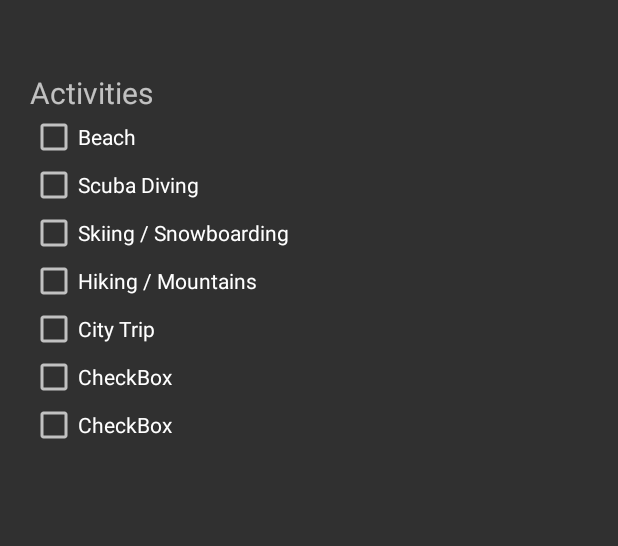
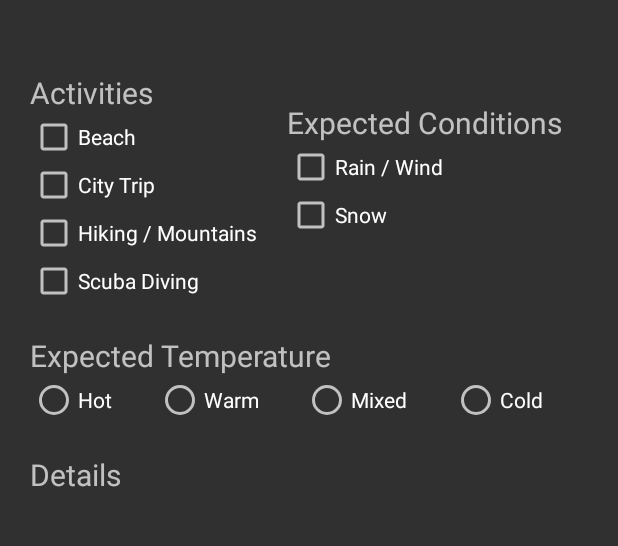
Before and after one commit to melanie-fuchs/PackingList, an Android app: the screen it shows after launch (MainActivity), on a phone screen of 412 x 824 dp, the part 255-801 px from its top. Run offline under Robolectric (Android 15) with nearby library versions, the phone set to English and light mode, and no system bars.

Commit message:
adding more components to the main screen

```diff
--- a/app/src/main/res/layout/activity_main.xml
+++ b/app/src/main/res/layout/activity_main.xml
@@ -23,6 +23,16 @@
         app:layout_constraintRight_toRightOf="parent"
         app:layout_constraintTop_toTopOf="parent" />
 
+    <LinearLayout
+        android:layout_width="match_parent"
+        android:layout_height="wrap_content"
+        android:orientation="horizontal">
+
+        <LinearLayout
+            android:layout_width="wrap_content"
+            android:layout_height="match_parent"
+            android:orientation="vertical">
+
             <TextView
                 android:id="@+id/mainTitleActivities"
                 android:layout_width="match_parent"
@@ -37,16 +47,10 @@
                 android:text="@string/checkBoxBeach" />
 
             <CheckBox
-        android:id="@+id/checkBoxSubaDiving"
+                android:id="@+id/checkBoxCityTrip"
                 android:layout_width="match_parent"
                 android:layout_height="wrap_content"
-        android:text="@string/checkBoxScubaDiving" />
-
-    <CheckBox
-        android:id="@+id/checkBoxSkiing"
-        android:layout_width="match_parent"
-        android:layout_height="wrap_content"
-        android:text="@string/checkBoxSkiing" />
+                android:text="@string/checkBoxCityTrip" />
 
             <CheckBox
                 android:id="@+id/checkBoxHiking"
@@ -55,21 +59,91 @@
                 android:text="@string/checkBoxHiking" />
 
             <CheckBox
-        android:id="@+id/checkBoxCityTrip"
+                android:id="@+id/checkBoxSubaDiving"
                 android:layout_width="match_parent"
                 android:layout_height="wrap_content"
-        android:text="@string/checkBoxCityTrip" />
+                android:text="@string/checkBoxScubaDiving" />
+        </LinearLayout>
+
+        <LinearLayout
+            android:layout_width="wrap_content"
+            android:layout_height="match_parent"
+            android:layout_marginLeft="20dp"
+            android:orientation="vertical">
+
+            <TextView
+                android:id="@+id/mainTitleExpectedConditions"
+                android:layout_width="match_parent"
+                android:layout_height="wrap_content"
+                android:layout_marginTop="20dp"
+                android:text="@string/mainTitleExpectedConditions"
+                android:textSize="20sp" />
 
             <CheckBox
-        android:id="@+id/checkBox6"
+                android:id="@+id/checkBoxRainWind"
                 android:layout_width="match_parent"
                 android:layout_height="wrap_content"
-        android:text="CheckBox" />
+                android:text="@string/checkBoxRainWind" />
 
             <CheckBox
-        android:id="@+id/checkBox7"
+                android:id="@+id/checkBoxSnow"
                 android:layout_width="match_parent"
                 android:layout_height="wrap_content"
-        android:text="CheckBox" />
+                android:text="@string/checkBoxSnow" />
 
         </LinearLayout>
+
+    </LinearLayout>
+
+    <TextView
+        android:id="@+id/mainTitleExpectedTemperature"
+        android:layout_width="match_parent"
+        android:layout_height="wrap_content"
+        android:layout_marginTop="20dp"
+        android:text="@string/mainTitleExpectedTemperature"
+        android:textSize="20sp" />
+
+    <RadioGroup
+        android:layout_width="match_parent"
+        android:layout_height="wrap_content"
+        android:orientation="horizontal">
+
+        <RadioButton
+            android:id="@+id/radioButtonTempHot"
+            android:layout_width="wrap_content"
+            android:layout_height="wrap_content"
+            android:layout_weight="1"
+            android:text="@string/radioButtonTempHot" />
+
+        <RadioButton
+            android:id="@+id/radioButtonTempWarm"
+            android:layout_width="wrap_content"
+            android:layout_height="wrap_content"
+            android:layout_weight="1"
+            android:text="@string/radioButtonTempWarm" />
+
+        <RadioButton
+            android:id="@+id/radioButtonTempMixed"
+            android:layout_width="wrap_content"
+            android:layout_height="wrap_content"
+            android:layout_weight="1"
+            android:text="@string/radioButtonTempMixed" />
+
+        <RadioButton
+            android:id="@+id/radioButtonTempCold"
+            android:layout_width="wrap_content"
+            android:layout_height="wrap_content"
+            android:layout_weight="1"
+            android:text="@string/radioButtonTempCold" />
+
+    </RadioGroup>
+
+    <TextView
+        android:id="@+id/mainTitleExpectedDetails"
+        android:layout_width="match_parent"
+        android:layout_height="wrap_content"
+        android:layout_marginTop="20dp"
+        android:text="@string/mainTitleExpectedDetails"
+        android:textSize="20dp" />
+
+</LinearLayout>
--- a/app/src/main/res/values/strings.xml
+++ b/app/src/main/res/values/strings.xml
@@ -7,4 +7,13 @@
     <string name="checkBoxHiking">Hiking / Mountains</string>
     <string name="mainTitlePurposeOfJourney">Activities</string>
     <string name="checkBoxCityTrip">City Trip</string>
+    <string name="mainTitleExpectedConditions">Expected Conditions</string>
+    <string name="checkBoxRainWind">Rain / Wind</string>
+    <string name="checkBoxSnow">Snow</string>
+    <string name="mainTitleExpectedTemperature">Expected Temperature</string>
+    <string name="radioButtonTempHot">Hot</string>
+    <string name="radioButtonTempWarm">Warm</string>
+    <string name="radioButtonTempMixed">Mixed</string>
+    <string name="radioButtonTempCold">Cold</string>
+    <string name="mainTitleExpectedDetails">Details</string>
 </resources>
```
Lines whose indentation alone changed are shown as unchanged.
